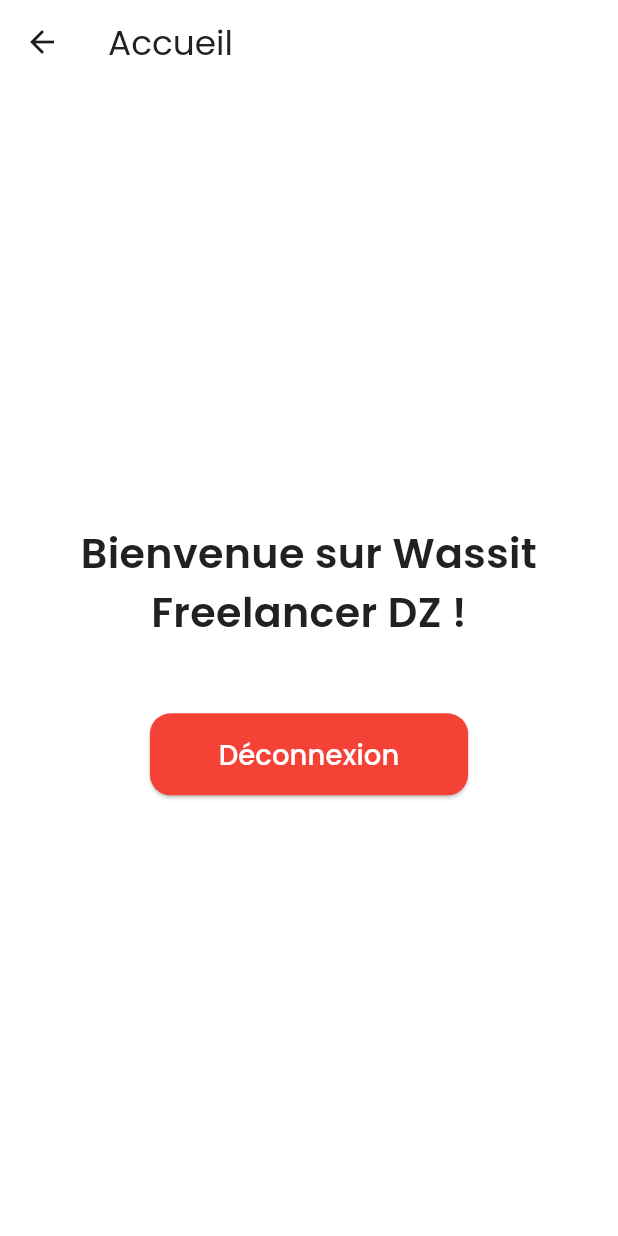
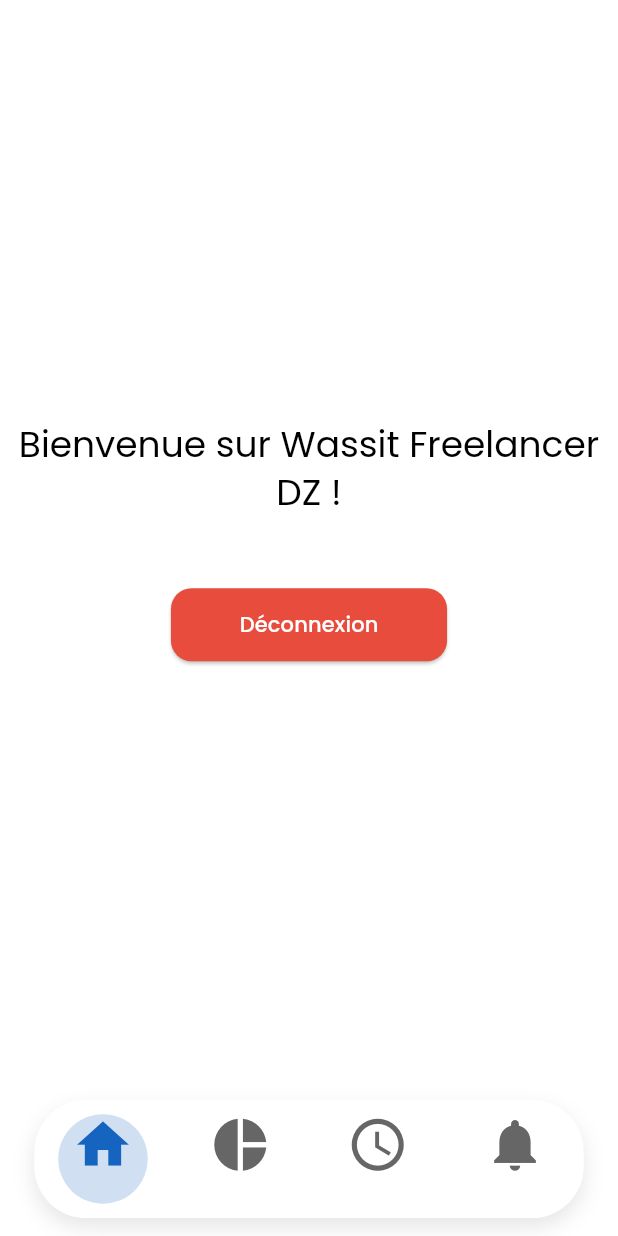
Before and after one commit to WassimBlilita7/Dz-Freelancer-Mobile, a Flutter app: the HomeScreen screen opened by its route, on a phone screen of 412 x 824 dp. Run offline on Flutter 3.47's test engine with Material 3 defaults, Android fonts, the phone set to English and light mode, and no system bars; drawn by our look-alikes of flutter_animate; our stand-ins replace flex_color_scheme, flutter_screenutil, shared_preferences, smooth_page_indicator; accounts and stored records are empty; statements that could not run were skipped.

Commit message:
ajouter navbar animated

```diff
--- /dev/null
+++ b/lib/core/controllers/nav_bar_controller.dart
@@ -0,0 +1,15 @@
+import 'package:flutter/material.dart';
+import 'package:wassit_freelancer_dz_flutter/core/models/nav_item.dart';
+
+class NavBarController {
+  final ValueChanged<int> onItemTapped;
+  final List<NavItem> navItems;
+
+  NavBarController({
+    required this.onItemTapped,
+  }) : navItems = NavItem.getNavItems();
+
+  void handleItemTap(int index) {
+    onItemTapped(index);
+  }
+}
--- /dev/null
+++ b/lib/core/models/nav_item.dart
@@ -0,0 +1,20 @@
+import 'package:flutter/material.dart';
+
+class NavItem {
+  final IconData icon;
+  final int index;
+
+  NavItem({
+    required this.icon,
+    required this.index,
+  });
+
+  static List<NavItem> getNavItems() {
+    return [
+      NavItem(icon: Icons.home, index: 0),
+      NavItem(icon: Icons.pie_chart, index: 1),
+      NavItem(icon: Icons.access_time, index: 2),
+      NavItem(icon: Icons.notifications, index: 3),
+    ];
+  }
+}
--- /dev/null
+++ b/lib/core/widgets/animated_bottom_nav_bar.dart
@@ -0,0 +1,156 @@
+import 'package:flutter/material.dart';
+import 'package:flutter_animate/flutter_animate.dart';
+import 'package:flutter_screenutil/flutter_screenutil.dart';
+import 'package:wassit_freelancer_dz_flutter/core/controllers/nav_bar_controller.dart';
+import 'package:wassit_freelancer_dz_flutter/core/models/nav_item.dart';
+
+class AnimatedBottomNavBar extends StatelessWidget {
+  final int selectedIndex;
+  final ValueChanged<int> onItemTapped;
+
+  const AnimatedBottomNavBar({
+    super.key,
+    required this.selectedIndex,
+    required this.onItemTapped,
+  });
+
+  Widget _buildNavBarContainer(BuildContext context, List<Widget> children) {
+    return Container(
+      margin: EdgeInsets.symmetric(horizontal: 20.w, vertical: 10.h),
+      padding: EdgeInsets.symmetric(vertical: 8.h),
+      decoration: BoxDecoration(
+        color: Theme.of(context).navigationBarTheme.backgroundColor ?? Theme.of(context).colorScheme.surface,
+        borderRadius: BorderRadius.circular(30.r),
+        boxShadow: [
+          BoxShadow(
+            color: Theme.of(context).colorScheme.onSurface.withOpacity(0.1),
+            blurRadius: 10.r,
+            offset: Offset(0, 5.h),
+          ),
+        ],
+      ),
+      child: Row(
+        mainAxisAlignment: MainAxisAlignment.spaceEvenly,
+        children: children,
+      ),
+    );
+  }
+
+  @override
+  Widget build(BuildContext context) {
+    final controller = NavBarController(onItemTapped: onItemTapped);
+
+    return _buildNavBarContainer(
+      context,
+      controller.navItems
+          .map((item) => NavBarItem(
+        item: item,
+        isSelected: selectedIndex == item.index,
+        onTap: controller.handleItemTap,
+      ))
+          .toList(),
+    );
+  }
+}
+
+class NavBarItem extends StatefulWidget {
+  final NavItem item;
+  final bool isSelected;
+  final ValueChanged<int> onTap;
+
+  const NavBarItem({
+    super.key,
+    required this.item,
+    required this.isSelected,
+    required this.onTap,
+  });
+
+  @override
+  State<NavBarItem> createState() => _NavBarItemState();
+}
+
+class _NavBarItemState extends State<NavBarItem> with SingleTickerProviderStateMixin {
+  late AnimationController _controller;
+
+  @override
+  void initState() {
+    super.initState();
+    _controller = AnimationController(
+      vsync: this,
+      duration: const Duration(milliseconds: 600),
+    );
+  }
+
+  @override
+  void didUpdateWidget(covariant NavBarItem oldWidget) {
+    super.didUpdateWidget(oldWidget);
+    if (widget.isSelected && !oldWidget.isSelected) {
+      _controller.forward(from: 0);
+    }
+  }
+
+  @override
+  void dispose() {
+    _controller.dispose();
+    super.dispose();
+  }
+
+  Widget _buildIcon(BuildContext context) {
+    return Icon(
+      widget.item.icon,
+      size: 28.sp,
+      color: widget.isSelected
+          ? Theme.of(context).colorScheme.primary
+          : Theme.of(context).colorScheme.secondary,
+    )
+        .animate(controller: _controller)
+        .scaleXY(
+      begin: 1.0,
+      end: 1.3,
+      curve: Curves.easeInOut,
+      duration: const Duration(milliseconds: 300),
+    )
+        .then()
+        .scaleXY(
+      begin: 1.3,
+      end: 1.0,
+      curve: Curves.easeInOut,
+      duration: const Duration(milliseconds: 300),
+    )
+        .moveY(
+      begin: 0,
+      end: -8.h,
+      curve: Curves.easeInOut,
+      duration: const Duration(milliseconds: 300),
+    )
+        .then()
+        .moveY(
+      begin: -8.h,
+      end: 0,
+      curve: Curves.easeInOut,
+      duration: const Duration(milliseconds: 300),
+    );
+  }
+
+  @override
+  Widget build(BuildContext context) {
+    return GestureDetector(
+      onTap: () {
+        widget.onTap(widget.item.index);
+      },
+      child: Container(
+        width: (MediaQuery.of(context).size.width - 40.w) / 4,
+        height: 50.h,
+        decoration: BoxDecoration(
+          color: widget.isSelected
+              ? Theme.of(context).colorScheme.primary.withOpacity(0.2)
+              : Colors.transparent,
+          shape: BoxShape.circle,
+        ),
+        child: Center(
+          child: _buildIcon(context),
+        ),
+      ),
+    );
+  }
+}
--- a/lib/features/home/controllers/home_controller.dart
+++ b/lib/features/home/controllers/home_controller.dart
@@ -22,13 +22,14 @@ class HomeController {
 
       provider.setLoading(false);
       provider.clearError();
+      provider.setSuccess(context, 'Déconnexion réussie !');
 
       if (context.mounted) {
         Navigator.pushReplacementNamed(context, '/login');
       }
     } catch (e) {
       provider.setLoading(false);
-      provider.setError(e.toString());
+      provider.setError(context, e.toString().replaceFirst('Exception: ', ''));
     }
   }
 }
--- a/lib/features/home/models/home_model.dart
+++ b/lib/features/home/models/home_model.dart
@@ -1,19 +1,23 @@
 class HomeModel {
   final bool isLoading;
   final String? errorMessage;
+  final int selectedIndex;
 
   HomeModel({
     this.isLoading = false,
     this.errorMessage,
+    this.selectedIndex = 0,
   });
 
   HomeModel copyWith({
     bool? isLoading,
     String? errorMessage,
+    int? selectedIndex,
   }) {
     return HomeModel(
       isLoading: isLoading ?? this.isLoading,
       errorMessage: errorMessage ?? this.errorMessage,
+      selectedIndex: selectedIndex ?? this.selectedIndex,
     );
   }
 }
--- a/lib/features/home/views/home_screen.dart
+++ b/lib/features/home/views/home_screen.dart
@@ -1,12 +1,13 @@
 import 'package:flutter/material.dart';
-import 'package:flutter_animate/flutter_animate.dart';
-import 'package:flutter_screenutil/flutter_screenutil.dart';
 import 'package:provider/provider.dart';
-import 'package:wassit_freelancer_dz_flutter/constants/app_colors.dart';
+import 'package:wassit_freelancer_dz_flutter/core/services/api_services.dart';
+import 'package:wassit_freelancer_dz_flutter/core/widgets/animated_bottom_nav_bar.dart';
 import 'package:wassit_freelancer_dz_flutter/features/home/controllers/home_controller.dart';
 import 'package:wassit_freelancer_dz_flutter/features/home/providers/home_provider.dart';
-
-import '../../../core/services/api_services.dart';
+import 'package:wassit_freelancer_dz_flutter/features/main/views/chart_tab.dart';
+import 'package:wassit_freelancer_dz_flutter/features/main/views/clock_tab.dart';
+import 'package:wassit_freelancer_dz_flutter/features/main/views/home_tab.dart';
+import 'package:wassit_freelancer_dz_flutter/features/main/views/notifications_tab.dart';
 
 class HomeScreen extends StatefulWidget {
   const HomeScreen({super.key});
@@ -23,62 +24,32 @@ class _HomeScreenState extends State<HomeScreen> {
     super.initState();
     final provider = Provider.of<HomeProvider>(context, listen: false);
     _controller = HomeController(provider, ApiService());
+    provider.controller = _controller;
   }
+
+  final List<Widget> _tabs = const [
+    HomeTab(),
+    ChartTab(),
+    ClockTab(),
+    NotificationsTab(),
+  ];
 
   @override
   Widget build(BuildContext context) {
     return Scaffold(
-      appBar: AppBar(
-        title: Text(
-          'Accueil',
-          style: TextStyle(fontSize: 20.sp, color: AppColors.getText(context)),
-        ),
-        backgroundColor: AppColors.getBackground(context),
-      ),
+      backgroundColor: Theme.of(context).colorScheme.surface,
       body: Consumer<HomeProvider>(
         builder: (context, provider, child) {
-          return Center(
-            child: Column(
-              mainAxisAlignment: MainAxisAlignment.center,
-              children: [
-                Text(
-                  'Bienvenue sur Wassit Freelancer DZ !',
-                  style: TextStyle(
-                    fontSize: 24.sp,
-                    fontWeight: FontWeight.bold,
-                    color: AppColors.getText(context),
-                  ),
-                  textAlign: TextAlign.center,
-                ).animate().fadeIn(duration: 600.ms),
-                SizedBox(height: 40.h),
-                provider.model.isLoading
-                    ? CircularProgressIndicator(
-                  color: AppColors.getPrimary(context),
-                )
-                    : ElevatedButton(
-                  onPressed: () => _controller.logout(context),
-                  style: ElevatedButton.styleFrom(
-                    backgroundColor: Colors.red,
-                    padding: EdgeInsets.symmetric(horizontal: 40.w, vertical: 12.h),
-                    shape: RoundedRectangleBorder(
-                      borderRadius: BorderRadius.circular(12.r),
-                    ),
-                  ),
-                  child: Text(
-                    'Déconnexion',
-                    style: TextStyle(fontSize: 16.sp, color: Colors.white),
-                  ),
-                ).animate().fadeIn(duration: 600.ms, delay: 200.ms),
-                if (provider.model.errorMessage != null) ...[
-                  SizedBox(height: 20.h),
-                  Text(
-                    provider.model.errorMessage!,
-                    style: TextStyle(color: Colors.red, fontSize: 14.sp),
-                    textAlign: TextAlign.center,
-                  ),
-                ],
-              ],
-            ),
+          return _tabs[provider.model.selectedIndex];
+        },
+      ),
+      bottomNavigationBar: Consumer<HomeProvider>(
+        builder: (context, provider, child) {
+          return AnimatedBottomNavBar(
+            selectedIndex: provider.model.selectedIndex,
+            onItemTapped: (index) {
+              provider.setSelectedIndex(index);
+            },
           );
         },
       ),
--- /dev/null
+++ b/lib/features/main/views/home_tab.dart
@@ -0,0 +1,52 @@
+import 'package:flutter/material.dart';
+import 'package:flutter_animate/flutter_animate.dart';
+import 'package:flutter_screenutil/flutter_screenutil.dart';
+import 'package:provider/provider.dart';
+import 'package:wassit_freelancer_dz_flutter/features/home/providers/home_provider.dart';
+
+class HomeTab extends StatelessWidget {
+  const HomeTab({super.key});
+
+  @override
+  Widget build(BuildContext context) {
+    return Consumer<HomeProvider>(
+      builder: (context, provider, child) {
+        return Center(
+          child: Column(
+            mainAxisAlignment: MainAxisAlignment.center,
+            children: [
+              Text(
+                'Bienvenue sur Wassit Freelancer DZ !',
+                style: Theme.of(context).textTheme.headlineSmall?.copyWith(
+                  color: Theme.of(context).colorScheme.onSurface,
+                ),
+                textAlign: TextAlign.center,
+              ).animate().fadeIn(duration: 600.ms),
+              SizedBox(height: 40.h),
+              provider.model.isLoading
+                  ? CircularProgressIndicator(
+                color: Theme.of(context).colorScheme.primary,
+              )
+                  : ElevatedButton(
+                onPressed: () => Provider.of<HomeProvider>(context, listen: false).controller?.logout(context),
+                style: ElevatedButton.styleFrom(
+                  backgroundColor: Theme.of(context).colorScheme.error,
+                  padding: EdgeInsets.symmetric(horizontal: 40.w, vertical: 12.h),
+                  shape: RoundedRectangleBorder(
+                    borderRadius: BorderRadius.circular(12.r),
+                  ),
+                ),
+                child: Text(
+                  'Déconnexion',
+                  style: Theme.of(context).textTheme.labelLarge?.copyWith(
+                    color: Theme.of(context).colorScheme.onError,
+                  ),
+                ),
+              ).animate().fadeIn(duration: 600.ms, delay: 200.ms),
+            ],
+          ),
+        );
+      },
+    );
+  }
+}
--- a/pubspec.yaml
+++ b/pubspec.yaml
@@ -17,6 +17,7 @@ dependencies:
   flutter_screenutil: ^5.9.3
   http: ^1.3.0
   shared_preferences: ^2.3.3
+  flex_color_scheme: ^7.3.1
 
 dev_dependencies:
   flutter_test:
```
Also changed, not shown: lib/core/themes/app_theme.dart (added, +51 -0 lines), lib/features/home/providers/home_provider.dart (+32 -1 lines), lib/features/main/views/chart_tab.dart (added, +19 -0 lines), lib/features/main/views/clock_tab.dart (added, +19 -0 lines), lib/features/main/views/notifications_tab.dart (added, +19 -0 lines), lib/main.dart (+4 -11 lines), pubspec.lock.
